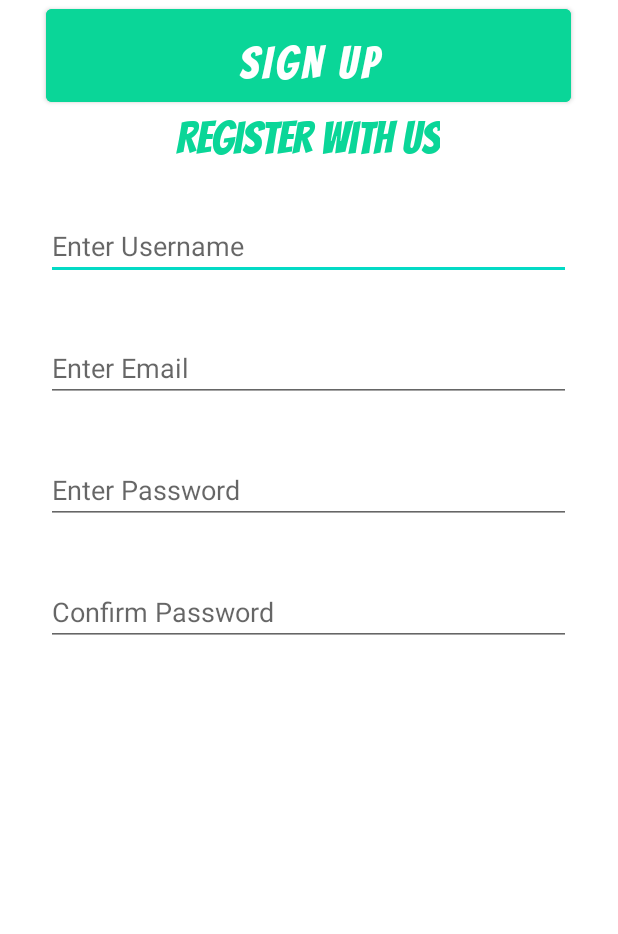
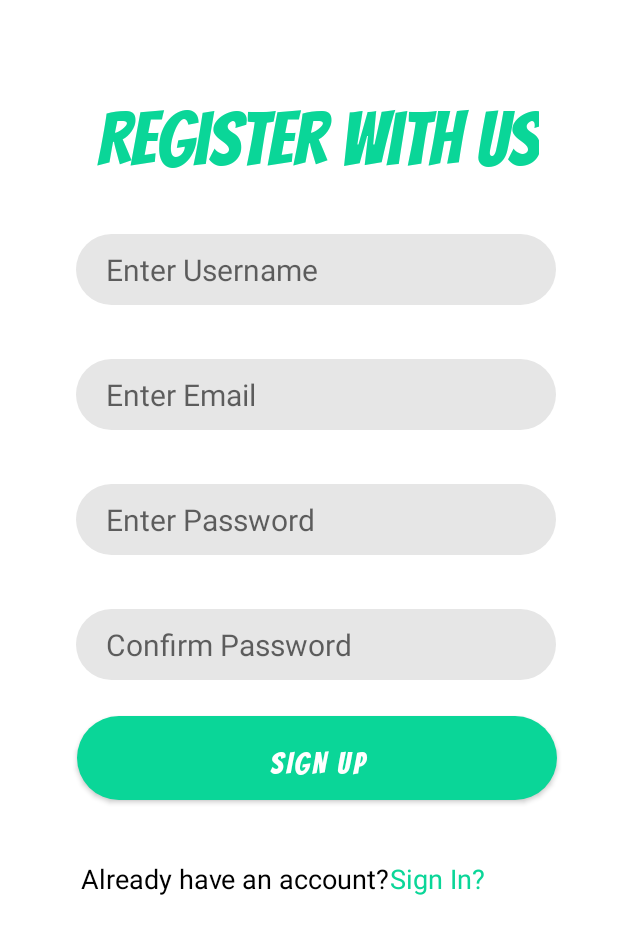
Before and after one commit to DevSheila/Tuvybe, an Android app: the layout activity_register.xml on its own in the app's theme, with its tools: preview values and no code run, on a phone screen of 412 x 824 dp. Shown: the top 934 px of the screen. Run offline under Robolectric (Android 15) with nearby library versions, the phone set to English and light mode, and no system bars.

Commit message:
create registration layout

```diff
--- a/app/src/main/java/com/example/tuvybe/MainActivity.java
+++ b/app/src/main/java/com/example/tuvybe/MainActivity.java
@@ -49,7 +49,7 @@ public class MainActivity extends AppCompatActivity {
         new Handler().postDelayed(new Runnable(){
             @Override
             public void run() {
-                Intent intent = new Intent(getApplicationContext(),LoginActivity.class);
+                Intent intent = new Intent(getApplicationContext(),RegisterActivity.class);
                 startActivity(intent);
                 finish();//remove activity from activity stack
 
--- /dev/null
+++ b/app/src/main/res/drawable/btn_bg.xml
@@ -0,0 +1,8 @@
+<?xml version="1.0" encoding="utf-8"?>
+<shape xmlns:android="http://schemas.android.com/apk/res/android">
+    <solid android:color="#0AD698"/>
+
+
+    <corners
+        android:radius="70dp"/>
+</shape>
--- /dev/null
+++ b/app/src/main/res/drawable/input_bg.xml
@@ -0,0 +1,10 @@
+<?xml version="1.0" encoding="utf-8"?>
+<shape xmlns:android="http://schemas.android.com/apk/res/android">
+
+<solid android:color="#E6E6E6"/>
+
+
+    <corners
+        android:radius="70dp"/>
+
+</shape>
--- a/app/src/main/res/layout/activity_login.xml
+++ b/app/src/main/res/layout/activity_login.xml
@@ -1,6 +1,9 @@
 <?xml version="1.0" encoding="utf-8"?>
-<androidx.constraintlayout.widget.ConstraintLayout
-    xmlns:android="http://schemas.android.com/apk/res/android" android:layout_width="match_parent"
-    android:layout_height="match_parent">
+<androidx.constraintlayout.widget.ConstraintLayout xmlns:android="http://schemas.android.com/apk/res/android"
+    xmlns:tools="http://schemas.android.com/tools"
+    android:layout_width="match_parent"
+    android:layout_height="match_parent"
+    xmlns:app="http://schemas.android.com/apk/res-auto">
+
 
 </androidx.constraintlayout.widget.ConstraintLayout>
--- a/app/src/main/res/layout/activity_register.xml
+++ b/app/src/main/res/layout/activity_register.xml
@@ -3,7 +3,11 @@
     xmlns:app="http://schemas.android.com/apk/res-auto"
     xmlns:tools="http://schemas.android.com/tools"
     android:layout_width="match_parent"
-    android:layout_height="match_parent"
+    android:layout_height="wrap_content"
+    android:paddingLeft="20dp"
+    android:paddingTop="10dp"
+    android:paddingRight="10dp"
+    android:paddingBottom="10dp"
     tools:context=".RegisterActivity">
 
 
@@ -11,26 +15,34 @@
         android:id="@+id/appTitle"
         android:layout_width="wrap_content"
         android:layout_height="wrap_content"
-        android:layout_marginTop="60dp"
+        android:layout_marginTop="30dp"
+        android:layout_marginBottom="27dp"
         android:fontFamily="@font/bangers"
         android:text="Register With Us"
         android:textColor="#0AD698"
-        android:textSize="30sp"
+        android:textSize="50sp"
+        app:layout_constraintBottom_toTopOf="@+id/inputUsername"
         app:layout_constraintEnd_toEndOf="parent"
-        app:layout_constraintHorizontal_bias="0.497"
+        app:layout_constraintHorizontal_bias="0.512"
         app:layout_constraintStart_toStartOf="parent"
         app:layout_constraintTop_toTopOf="parent" />
 
     <EditText
         android:id="@+id/inputUsername"
-        android:layout_width="350dp"
+        android:layout_width="320dp"
         android:layout_height="wrap_content"
         android:layout_marginStart="100dp"
         android:layout_marginLeft="100dp"
         android:layout_marginTop="27dp"
         android:layout_marginEnd="100dp"
         android:layout_marginRight="100dp"
+        android:background="@drawable/input_bg"
         android:hint="Enter Username"
+        android:paddingLeft="20dp"
+        android:paddingTop="10dp"
+        android:paddingRight="10dp"
+        android:paddingBottom="10dp"
+        android:textSize="20sp"
         app:layout_constraintEnd_toEndOf="parent"
         app:layout_constraintHorizontal_bias="0.503"
         app:layout_constraintStart_toStartOf="parent"
@@ -38,14 +50,20 @@
 
     <EditText
         android:id="@+id/inputUseremail"
-        android:layout_width="350dp"
+        android:layout_width="320dp"
         android:layout_height="wrap_content"
         android:layout_marginStart="100dp"
         android:layout_marginLeft="100dp"
         android:layout_marginTop="36dp"
         android:layout_marginEnd="100dp"
         android:layout_marginRight="100dp"
+        android:background="@drawable/input_bg"
         android:hint="Enter Email"
+        android:paddingLeft="20dp"
+        android:paddingTop="10dp"
+        android:paddingRight="10dp"
+        android:paddingBottom="10dp"
+        android:textSize="20sp"
         app:layout_constraintEnd_toEndOf="parent"
         app:layout_constraintHorizontal_bias="0.503"
         app:layout_constraintStart_toStartOf="parent"
@@ -53,15 +71,21 @@
 
     <EditText
         android:id="@+id/inputUserpassword"
-        android:layout_width="350dp"
+        android:layout_width="320dp"
         android:layout_height="wrap_content"
         android:layout_marginStart="100dp"
         android:layout_marginLeft="100dp"
         android:layout_marginTop="36dp"
         android:layout_marginEnd="100dp"
         android:layout_marginRight="100dp"
+        android:background="@drawable/input_bg"
         android:hint="Enter Password"
         android:inputType="textPassword"
+        android:paddingLeft="20dp"
+        android:paddingTop="10dp"
+        android:paddingRight="10dp"
+        android:paddingBottom="10dp"
+        android:textSize="20sp"
         app:layout_constraintEnd_toEndOf="parent"
         app:layout_constraintHorizontal_bias="0.503"
         app:layout_constraintStart_toStartOf="parent"
@@ -69,31 +93,82 @@
 
     <EditText
         android:id="@+id/inputUserconfirmpassword"
-        android:layout_width="350dp"
+        android:layout_width="320dp"
         android:layout_height="wrap_content"
         android:layout_marginStart="100dp"
         android:layout_marginLeft="100dp"
         android:layout_marginTop="36dp"
         android:layout_marginEnd="100dp"
         android:layout_marginRight="100dp"
+        android:background="@drawable/input_bg"
         android:hint="Confirm Password"
         android:inputType="textPassword"
+        android:paddingLeft="20dp"
+        android:paddingTop="10dp"
+        android:paddingRight="10dp"
+        android:paddingBottom="10dp"
+        android:textSize="20sp"
         app:layout_constraintEnd_toEndOf="parent"
         app:layout_constraintHorizontal_bias="0.503"
         app:layout_constraintStart_toStartOf="parent"
         app:layout_constraintTop_toBottomOf="@+id/inputUserpassword" />
 
     <Button
-        android:layout_width="350dp"
+        android:id="@+id/button"
+        android:layout_width="320dp"
         android:layout_height="wrap_content"
+        android:layout_marginStart="25dp"
+        android:layout_marginLeft="25dp"
+        android:layout_marginTop="24dp"
+        android:layout_marginEnd="25dp"
+        android:layout_marginRight="25dp"
+        android:background="@drawable/btn_bg"
         android:backgroundTint="#0AD698"
         android:fontFamily="@font/bangers"
         android:text="Sign Up"
-        android:textSize="30sp"
-        app:layout_constraintEnd_toEndOf="@+id/inputUserconfirmpassword"
-        app:layout_constraintHorizontal_bias="0.0"
-        app:layout_constraintStart_toStartOf="@+id/inputUserconfirmpassword"
-        tools:layout_editor_absoluteY="459dp" />
+        android:textSize="20sp"
+        app:backgroundTint="#0AD698"
+        app:layout_constraintEnd_toEndOf="parent"
+        app:layout_constraintHorizontal_bias="0.54"
+        app:layout_constraintStart_toStartOf="parent"
+        app:layout_constraintTop_toBottomOf="@+id/inputUserconfirmpassword" />
+
+
+    <TextView
+        android:id="@+id/doYouHaveAnAccount"
+        android:layout_width="wrap_content"
+        android:layout_height="wrap_content"
+        android:layout_marginStart="52dp"
+        android:layout_marginLeft="52dp"
+        android:layout_marginTop="40dp"
+        android:layout_marginBottom="164dp"
+        android:text="Already have an account?"
+        android:textColor="@color/black"
+        android:textSize="18sp"
+        app:layout_constraintBottom_toBottomOf="parent"
+        app:layout_constraintEnd_toStartOf="@+id/signInTextView"
+        app:layout_constraintHorizontal_bias="0.52"
+        app:layout_constraintStart_toStartOf="parent"
+        app:layout_constraintTop_toBottomOf="@+id/button"
+        app:layout_constraintVertical_bias="0.0" />
+
+    <TextView
+        android:id="@+id/signInTextView"
+        android:layout_width="wrap_content"
+        android:layout_height="wrap_content"
+
+        android:layout_marginTop="40dp"
+        android:layout_marginEnd="97dp"
+        android:layout_marginRight="97dp"
+        android:layout_marginBottom="164dp"
+        android:text="Sign In?"
+        android:textColor="#0AD698"
+        android:textSize="18sp"
+        app:layout_constraintBottom_toBottomOf="parent"
+        app:layout_constraintEnd_toEndOf="parent"
+        app:layout_constraintStart_toEndOf="@+id/doYouHaveAnAccount"
+        app:layout_constraintTop_toBottomOf="@+id/button"
+        app:layout_constraintVertical_bias="0.0" />
 
 
 </androidx.constraintlayout.widget.ConstraintLayout>
```
